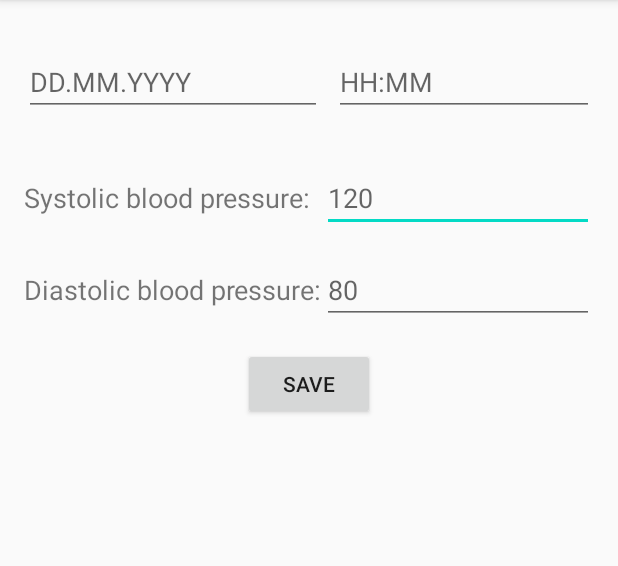
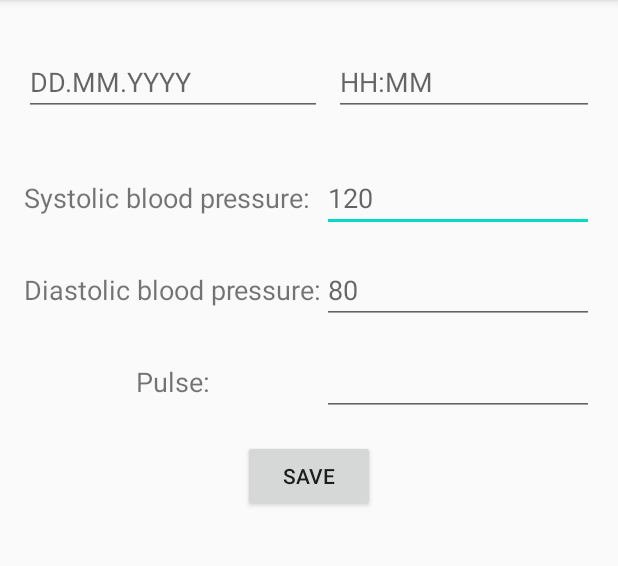
Before and after one commit to Tuu-Tikki/Diary, an Android app: the AddRecord screen opened directly, with no data from a screen before it, on a phone screen of 412 x 824 dp, the part 84-650 px from its top. Run offline under Robolectric (Android 15) with nearby library versions, the phone set to English and light mode, and no system bars; our stand-ins replace Room's generated code.

Commit message:
Reverse RecyclerView, add border and Pulse in activity addRecord

```diff
--- a/app/src/main/java/com/example/diary/BloodPressureDataDao.java
+++ b/app/src/main/java/com/example/diary/BloodPressureDataDao.java
@@ -10,7 +10,7 @@ import java.util.List;
 //Data Access Objects (Dao): Contains the methods used for accessing the database.
 @Dao
 public interface BloodPressureDataDao {
-    @Query("SELECT * FROM BloodPressureData")
+    @Query("SELECT * FROM BloodPressureData ORDER BY bloodPressureDataId DESC")
     List<BloodPressureData> getAll();
 
     @Query("SELECT * FROM BloodPressureData WHERE BloodPressureDataId = " +
--- a/app/src/main/res/layout/activity_add_record.xml
+++ b/app/src/main/res/layout/activity_add_record.xml
@@ -66,6 +66,36 @@
         app:layout_constraintStart_toEndOf="@+id/diastolicPressure"
         app:layout_constraintTop_toBottomOf="@+id/addSystolicPressure" />
 
+    <TextView
+        android:id="@+id/pulse"
+        android:layout_width="wrap_content"
+        android:layout_height="0dp"
+        android:layout_marginStart="16dp"
+        android:layout_marginLeft="16dp"
+        android:layout_marginTop="16dp"
+        android:gravity="center_vertical"
+        android:text="@string/new_pulse"
+        android:textSize="18sp"
+        app:layout_constraintBottom_toBottomOf="@+id/addPulse"
+        app:layout_constraintEnd_toEndOf="@+id/diastolicPressure"
+        app:layout_constraintStart_toStartOf="parent"
+        app:layout_constraintTop_toBottomOf="@+id/diastolicPressure"
+        app:layout_constraintVertical_bias="0.96" />
+
+    <EditText
+        android:id="@+id/addPulse"
+        android:layout_width="0dp"
+        android:layout_height="wrap_content"
+        android:layout_marginTop="16dp"
+        android:layout_marginEnd="16dp"
+        android:layout_marginRight="16dp"
+        android:gravity="bottom|center_vertical"
+        android:inputType="number"
+        android:textSize="18sp"
+        app:layout_constraintEnd_toEndOf="parent"
+        app:layout_constraintStart_toEndOf="@+id/diastolicPressure"
+        app:layout_constraintTop_toBottomOf="@+id/addDiastolicPressure" />
+
     <Button
         android:id="@+id/saveButton"
         android:layout_width="wrap_content"
@@ -78,7 +108,7 @@
         android:text="@string/save_button"
         app:layout_constraintEnd_toEndOf="parent"
         app:layout_constraintStart_toStartOf="parent"
-        app:layout_constraintTop_toBottomOf="@+id/diastolicPressure" />
+        app:layout_constraintTop_toBottomOf="@+id/pulse" />
 
     <EditText
         android:id="@+id/time"
--- a/app/src/main/res/layout/activity_main.xml
+++ b/app/src/main/res/layout/activity_main.xml
@@ -31,6 +31,7 @@
         android:layout_marginEnd="16dp"
         android:layout_marginRight="16dp"
         android:layout_marginBottom="32dp"
+        android:background="@color/colorPrimaryDark"
         android:scrollbars="vertical"
         app:layout_constraintBottom_toTopOf="@+id/addButton"
         app:layout_constraintEnd_toEndOf="parent"
--- a/app/src/main/res/values/strings.xml
+++ b/app/src/main/res/values/strings.xml
@@ -8,4 +8,5 @@
     <string name="standart_diastolic_pressure">80</string>
     <string name="time_format">HH:MM</string>
     <string name="date_format">DD.MM.YYYY</string>
+    <string name="new_pulse">Pulse:</string>
 </resources>
--- a/app/src/main/res/values/table.xml
+++ b/app/src/main/res/values/table.xml
@@ -1,6 +1,8 @@
 <?xml version="1.0" encoding="utf-8"?>
 <resources>
     <dimen name="table_border">2dp</dimen>
+    <dimen name="table_border_half">1dp</dimen>
+    <dimen name="table_padding">8dp</dimen>
     <string name="column_date">Date</string>
     <string name="column_time">Time</string>
     <string name="column_pressure">Pressure</string>
```
Also changed, not shown: app/src/main/res/layout/item_pressure_records.xml (+28 -1 lines).
